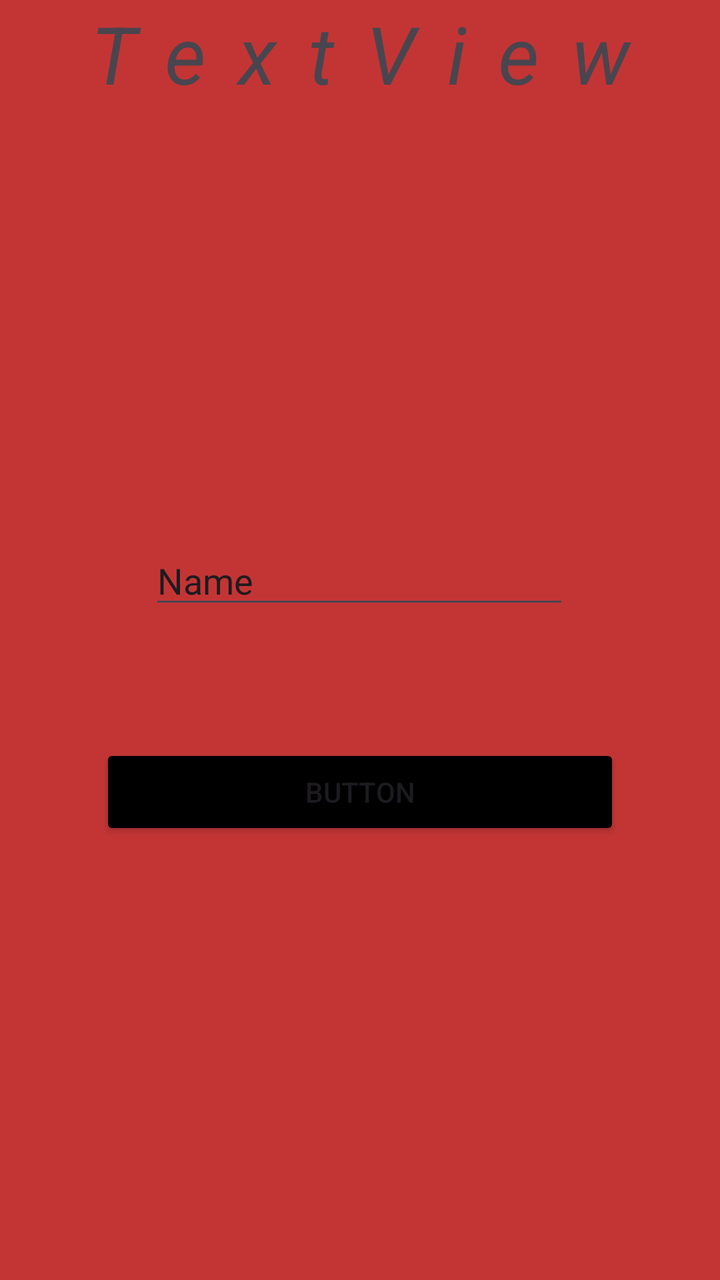
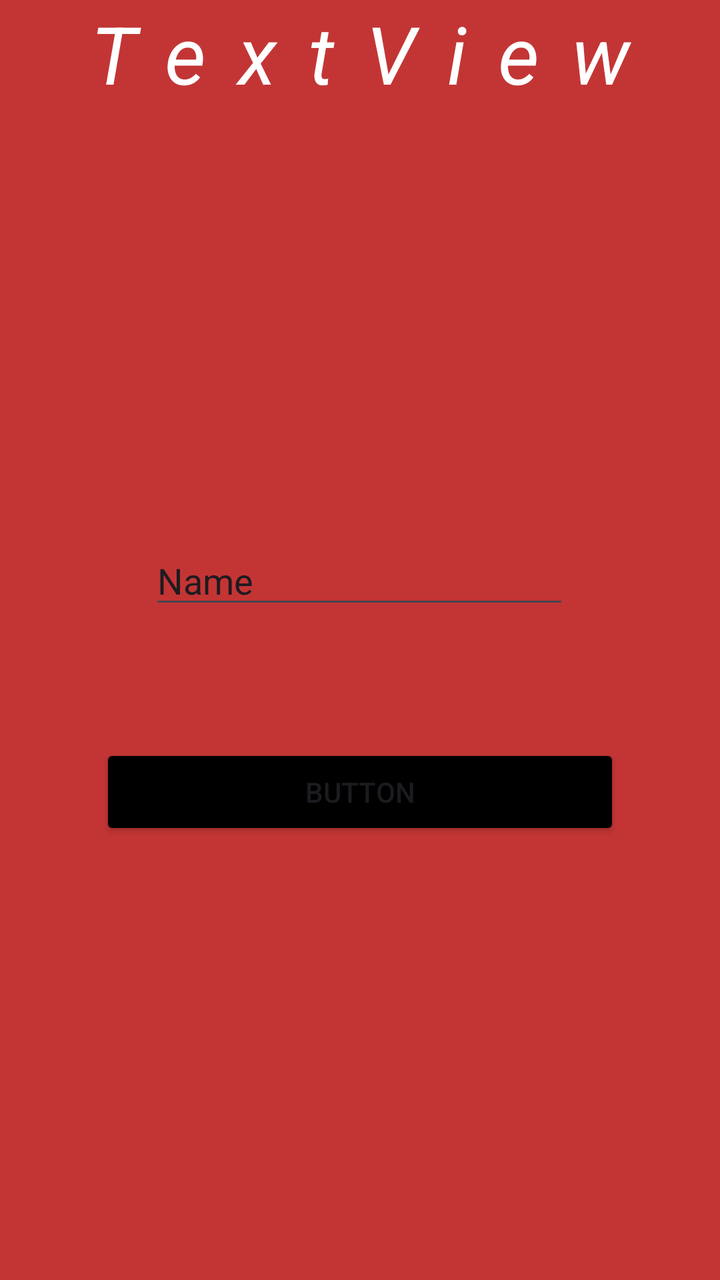

Two renders of the same Android screen: before a commit and after it. Below are the layout's source before the change and the commit's diff.
<!-- AndroidManifest.xml: application theme Theme.BellApps -->
<!-- res/layout/activity_third.xml -->
<?xml version="1.0" encoding="utf-8"?>
<androidx.constraintlayout.widget.ConstraintLayout xmlns:android="http://schemas.android.com/apk/res/android"
    xmlns:app="http://schemas.android.com/apk/res-auto"
    xmlns:tools="http://schemas.android.com/tools"
    android:id="@+id/main"
    android:layout_width="match_parent"
    android:layout_height="match_parent"
    android:background="#C33535"
    tools:context=".pertemuan_3.ThirdActivity">

    <Button
        android:id="@+id/btnKirim"
        android:layout_width="match_parent"
        android:layout_height="wrap_content"
        android:layout_marginHorizontal="50dp"
        android:layout_marginTop="104dp"
        android:backgroundTint="@color/black"
        android:text="Button"
        app:layout_constraintEnd_toEndOf="parent"
        app:layout_constraintHorizontal_bias="0.494"
        app:layout_constraintStart_toStartOf="parent"
        app:layout_constraintTop_toTopOf="@+id/inputNoTujuan" />

    <EditText
        android:id="@+id/inputNoTujuan"
        android:layout_width="wrap_content"
        android:layout_height="wrap_content"
        android:layout_marginTop="268dp"
        android:ems="10"
        android:inputType="text"
        android:text="Name"
        app:layout_constraintEnd_toEndOf="parent"
        app:layout_constraintHorizontal_bias="0.497"
        app:layout_constraintStart_toStartOf="parent"
        app:layout_constraintTop_toTopOf="parent" />

    <TextView
        android:id="@+id/textView"
        android:layout_width="match_parent"
        android:textSize="40dp"
        android:textStyle="italic"
        android:letterSpacing="0.4"
        android:gravity="center"
        android:layout_height="wrap_content"
        android:text="TextView"
        tools:layout_editor_absoluteX="144dp"
        tools:layout_editor_absoluteY="47dp" />
</androidx.constraintlayout.widget.ConstraintLayout>
<!-- resources referenced by this layout -->
<resources>
  <color name="black">#FF000000</color>
  <style name="Theme.BellApps" parent="Base.Theme.BellApps" />
  <style name="Base.Theme.BellApps" parent="Theme.Material3.DayNight.NoActionBar">
          
          
      </style>
</resources>

<!-- the commit's change to res/layout/activity_third.xml (unified diff, before → after) -->
@@ -43,6 +43,7 @@
         android:gravity="center"
         android:layout_height="wrap_content"
         android:text="TextView"
+        android:textColor="@color/white"
         tools:layout_editor_absoluteX="144dp"
         tools:layout_editor_absoluteY="47dp" />
 </androidx.constraintlayout.widget.ConstraintLayout>
<!-- resource entries referenced after the edit -->
@@ -1,6 +1,7 @@
 <!-- resources referenced by this layout -->
 <resources>
   <color name="black">#FF000000</color>
+  <color name="white">#FFFFFFFF</color>
   <style name="Theme.BellApps" parent="Base.Theme.BellApps" />
   <style name="Base.Theme.BellApps" parent="Theme.Material3.DayNight.NoActionBar">
           
